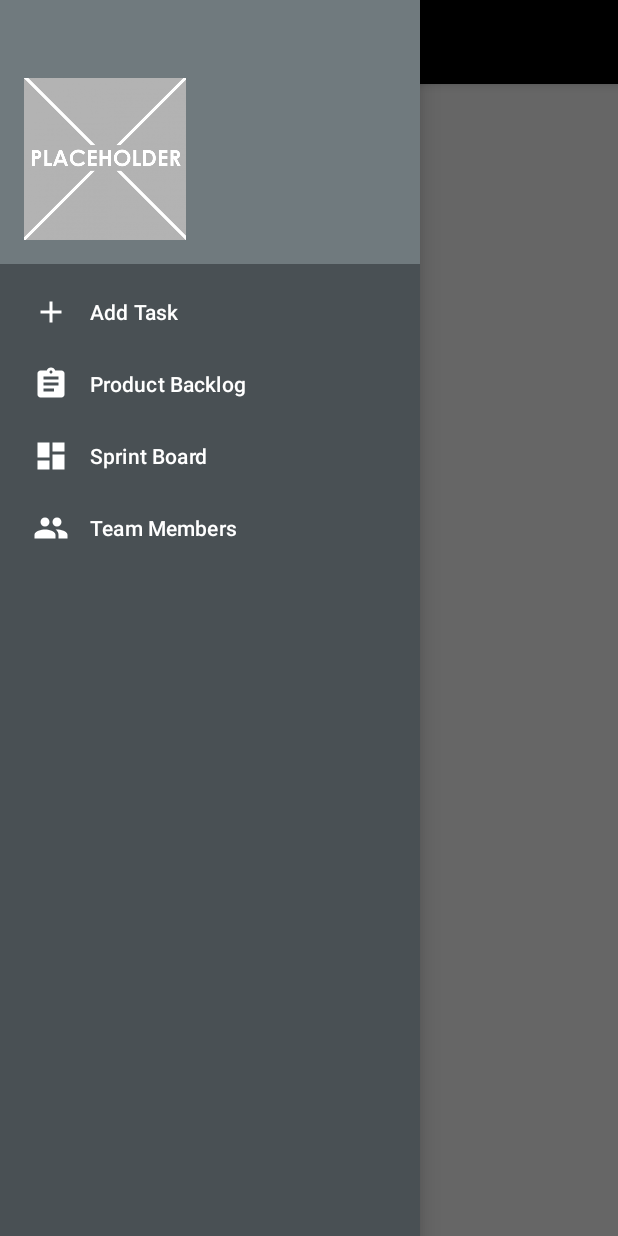
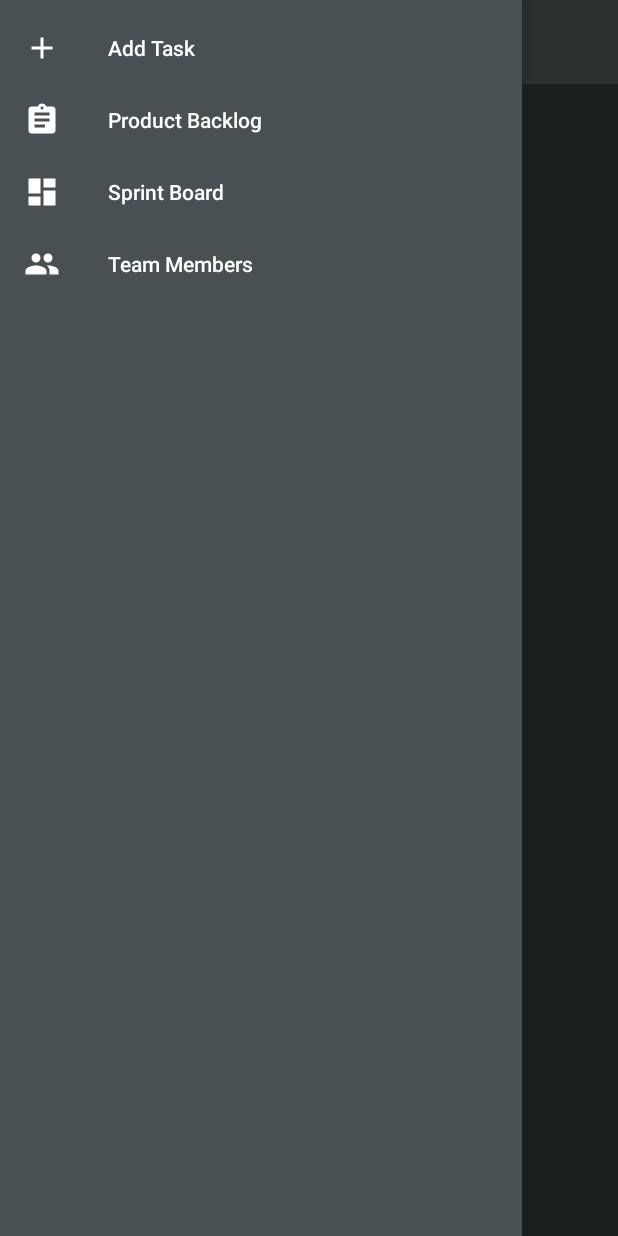
Before and after one commit to twy0622/product-backlog-app, an Android app: the screen it shows after launch (AddTask), with the side drawer open, on a phone screen of 412 x 824 dp. Run offline under Robolectric (Android 15) with nearby library versions, the phone set to English and light mode, and no system bars.

Commit message:
5th Update to Navigation Drawer UI with testing involved with the emulator. The Navigation Drawer can now successfully move to another activities but we need to keep implementing the navigation drawer to all of the pages. Unless someone knows a better alternative method?

```diff
--- a/Projects/Software/app/src/main/AndroidManifest.xml
+++ b/Projects/Software/app/src/main/AndroidManifest.xml
@@ -8,7 +8,7 @@
         android:label="@string/app_name"
         android:roundIcon="@mipmap/ic_launcher_round"
         android:supportsRtl="true"
-        android:theme="@style/Theme.Software.NoActionBar">
+        android:theme="@style/Theme.AppCompat.NoActionBar">
         <activity
             android:name=".EditTask"
             android:exported="false" />
--- a/Projects/Software/app/src/main/java/com/example/software/AddTask.java
+++ b/Projects/Software/app/src/main/java/com/example/software/AddTask.java
@@ -6,12 +6,13 @@ import androidx.appcompat.app.AppCompatActivity;
 
 import android.content.Intent;
 import android.os.Bundle;
-import android.view.Menu;
 import android.view.MenuItem;
 
 import androidx.appcompat.widget.Toolbar;
 import androidx.core.view.GravityCompat;
 import androidx.drawerlayout.widget.DrawerLayout;
+
+import com.google.android.material.navigation.NavigationView;
 
 public class AddTask extends AppCompatActivity {
     private DrawerLayout drawer;
@@ -19,17 +20,44 @@ public class AddTask extends AppCompatActivity {
     @Override
     protected void onCreate(Bundle savedInstanceState) {
         super.onCreate(savedInstanceState);
-        setContentView(R.layout.add_task);
+        setContentView(R.layout.drawer_layout);
 
         Toolbar toolbar = findViewById(R.id.toolbar);
         setSupportActionBar(toolbar);
 
-        drawer = findViewById(R.id.drawer_layout);
+        DrawerLayout drawer = findViewById(R.id.drawer_layout);
 
         ActionBarDrawerToggle toggle = new ActionBarDrawerToggle(this, drawer, toolbar,
                 R.string.navigation_drawer_open, R.string.navigation_drawer_close);
         drawer.addDrawerListener(toggle);
         toggle.syncState();
+
+        NavigationView navigationView = findViewById(R.id.navigationView);
+        navigationView.setNavigationItemSelectedListener(new NavigationView.OnNavigationItemSelectedListener() {
+            @Override
+            public boolean onNavigationItemSelected(@NonNull MenuItem item) {
+                int id = item.getItemId();
+
+                if (id == R.id.goToAddTask) {
+                    Intent addTaskIntent = new Intent(getApplicationContext(), AddTask.class);
+                    startActivity(addTaskIntent);
+                } else if (id == R.id.goToProductBackLog) {
+                    Intent productBackLogIntent = new Intent(getApplicationContext(), ProductBacklog.class);
+                    startActivity(productBackLogIntent);
+                } //else if (id == R.id.goToSprintBoard) {
+//            Intent sprintBoardIntent = new Intent(getApplicationContext(), SprintBoard.class);
+//            startActivity(sprintBoardIntent);
+                //} else if (id == R.id.goToTeamMembers) {
+//            Intent teamMembersIntent = new Intent(getApplicationContext(), TeamMembers.class);
+//            startActivity(teamMembersIntent);
+                //}
+
+                drawer.closeDrawer(GravityCompat.START);
+                return true;
+            }
+        });
+
+
     }
 
     @Override
@@ -40,25 +68,5 @@ public class AddTask extends AppCompatActivity {
        super.onBackPressed();
     }
 
-    @Override
-    public boolean onOptionsItemSelected(@NonNull MenuItem item) {
-        int id = item.getItemId();
 
-        if (id == R.id.goToAddTask) {
-            Intent addTaskIntent = new Intent(this, AddTask.class);
-            startActivity(addTaskIntent);
-        } else if (id == R.id.goToProductBackLog) {
-            Intent productBackLogIntent = new Intent(this, ProductBacklog.class);
-            startActivity(productBackLogIntent);
-        } //else if (id == R.id.goToSprintBoard) {
-//            Intent sprintBoardIntent = new Intent(this, SprintBoard.class);
-//            startActivity(sprintBoardIntent);
-        //} else if (id == R.id.goToTeamMembers) {
-//            Intent teamMembersIntent = new Intent(this, TeamMembers.class);
-//            startActivity(teamMembersIntent);
-        //}
-
-        drawer.closeDrawer(GravityCompat.START);
-        return true;
-    }
 }
--- a/Projects/Software/app/src/main/res/layout/add_task.xml
+++ b/Projects/Software/app/src/main/res/layout/add_task.xml
@@ -1,48 +1,15 @@
 <?xml version="1.0" encoding="utf-8"?>
-<androidx.drawerlayout.widget.DrawerLayout xmlns:android="http://schemas.android.com/apk/res/android"
+<androidx.constraintlayout.widget.ConstraintLayout xmlns:android="http://schemas.android.com/apk/res/android"
     xmlns:app="http://schemas.android.com/apk/res-auto"
     xmlns:tools="http://schemas.android.com/tools"
     android:layout_width="match_parent"
     android:layout_height="match_parent"
-    android:id="@+id/drawer_layout"
+    android:id="@+id/constraint_layout"
     android:fitsSystemWindows="true"
+    android:background="@color/monochrome"
     tools:context=".AddTask"
     >
 
 
-    <LinearLayout
-        android:layout_width="match_parent"
-        android:layout_height="match_parent"
-        android:orientation="vertical">
 
-        <androidx.appcompat.widget.Toolbar
-            android:layout_width="match_parent"
-            android:layout_height="?attr/actionBarSize"
-            android:background="@color/black"
-            android:id="@+id/toolbar"
-            android:theme="@style/ThemeOverlay.AppCompat.Dark.ActionBar"
-            app:popupTheme="@style/ThemeOverlay.AppCompat.Light"
-            android:elevation="4dp"
-        ></androidx.appcompat.widget.Toolbar>
-
-        <FrameLayout
-            android:id="@+id/fragment_container"
-            android:layout_width="match_parent"
-            android:layout_height="match_parent">
-
-        </FrameLayout>
-
-    </LinearLayout>
-
-    <com.google.android.material.navigation.NavigationView
-        android:layout_width="wrap_content"
-        android:layout_height="match_parent"
-        android:layout_gravity="start"
-        android:id="@+id/nav_view"
-        android:background="@color/monochrome"
-        app:itemTextColor="@color/cardview_light_background"
-        app:itemIconTint="@color/cardview_light_background"
-        app:headerLayout="@layout/nav_header_main"
-        app:menu="@menu/navi_drawer"
-        ></com.google.android.material.navigation.NavigationView>
-</androidx.drawerlayout.widget.DrawerLayout>
+</androidx.constraintlayout.widget.ConstraintLayout>
--- /dev/null
+++ b/Projects/Software/app/src/main/res/layout/drawer_layout.xml
@@ -0,0 +1,24 @@
+<?xml version="1.0" encoding="utf-8"?>
+<androidx.drawerlayout.widget.DrawerLayout xmlns:android="http://schemas.android.com/apk/res/android"
+    xmlns:app="http://schemas.android.com/apk/res-auto"
+    xmlns:tools="http://schemas.android.com/tools"
+    android:id="@+id/drawer_layout"
+    android:layout_width="match_parent"
+    android:layout_height="match_parent"
+    tools:openDrawer="start">
+
+    <include
+        layout="@layout/toolbar"
+        android:layout_width="wrap_content"
+        android:layout_height="wrap_content" />
+
+    <com.google.android.material.navigation.NavigationView
+        android:id="@+id/navigationView"
+        android:layout_width="match_parent"
+        android:layout_height="match_parent"
+        android:layout_gravity="start"
+        android:background="@color/monochrome"
+        app:itemIconTint="@color/white"
+        app:itemTextColor="@color/white"
+        app:menu="@menu/navi_drawer" />
+</androidx.drawerlayout.widget.DrawerLayout>
--- a/Projects/Software/app/src/main/res/values/themes.xml
+++ b/Projects/Software/app/src/main/res/values/themes.xml
@@ -10,7 +10,8 @@
         <item name="colorSecondaryVariant">@color/teal_700</item>
         <item name="colorOnSecondary">@color/black</item>
         <!-- Status bar color. -->
-        <item name="android:statusBarColor" tools:targetApi="l">@android:color/transparent</item>
+        <item name="android:statusBarColor">@android:color/transparent</item>
+
         <!-- Customize your theme here. -->
     </style>
 
```
Also changed, not shown: Projects/Software/app/src/main/java/com/example/software/ui/gallery/GalleryFragment.java (deleted, +0 -37 lines), Projects/Software/app/src/main/java/com/example/software/ui/gallery/GalleryViewModel.java (deleted, +0 -19 lines), Projects/Software/app/src/main/java/com/example/software/ui/home/HomeFragment.java (deleted, +0 -37 lines), Projects/Software/app/src/main/java/com/example/software/ui/home/HomeViewModel.java (deleted, +0 -19 lines), Projects/Software/app/src/main/java/com/example/software/ui/slideshow/SlideshowFragment.java (deleted, +0 -37 lines), Projects/Software/app/src/main/java/com/example/software/ui/slideshow/SlideshowViewModel.java (deleted, +0 -19 lines), Projects/Software/app/src/main/res/drawable/ic_menu_camera.xml (deleted, +0 -12 lines), Projects/Software/app/src/main/res/drawable/ic_menu_gallery.xml (deleted, +0 -9 lines), Projects/Software/app/src/main/res/drawable/ic_menu_slideshow.xml (deleted, +0 -9 lines), Projects/Software/app/src/main/res/layout/fragment_gallery.xml (deleted, +0 -22 lines), Projects/Software/app/src/main/res/layout/fragment_home.xml (deleted, +0 -22 lines), Projects/Software/app/src/main/res/layout/fragment_slideshow.xml (deleted, +0 -22 lines), Projects/Software/app/src/main/res/layout/toolbar.xml (added, +21 -0 lines), Projects/Software/app/src/main/res/menu/activity_main_drawer.xml (deleted, +0 -20 lines), 1 more files.
